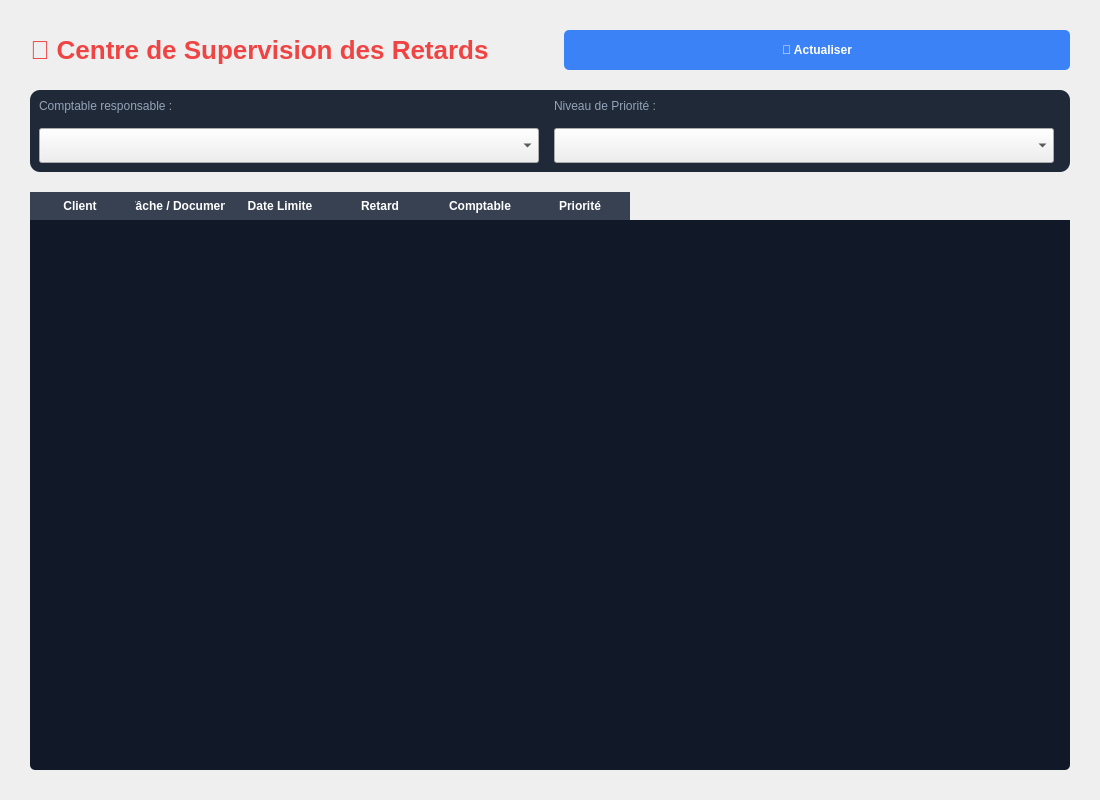
This is ui/alert_page.ui in MarinaKamel-coder/CADS-desktop as Qt 5 draws it before an edit. The edited form follows.
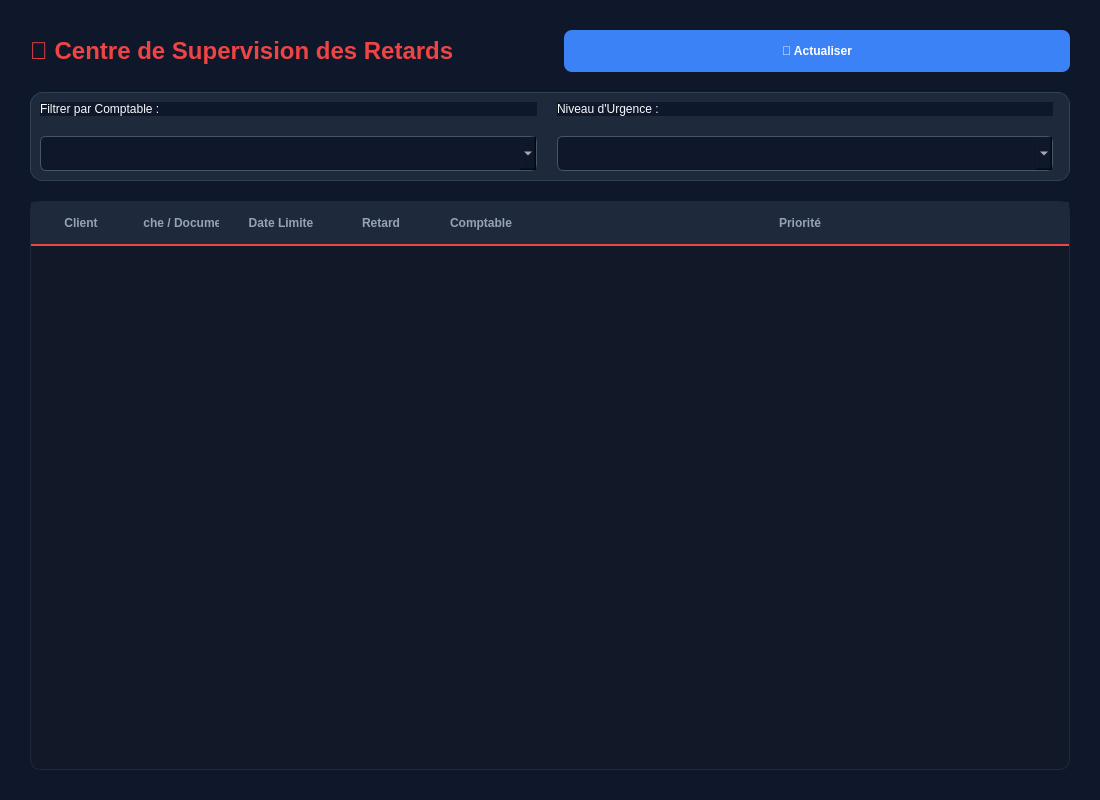
This is the edited form.

Commit message: feat(ui): mise à jour des pages pour la synchronisation hybride Web/Desktop

Diff of the .ui file:
```diff
--- a/ui/alert_page.ui
+++ b/ui/alert_page.ui
@@ -10,6 +10,60 @@
     <height>800</height>
    </rect>
   </property>
+  <property name="styleSheet">
+   <string notr="true">
+    QWidget { background-color: #0f172a; color: #f8fafc; }
+    
+    /* Titre Alerte */
+    QLabel#lbl_title { 
+        font-size: 24px; 
+        font-weight: bold; 
+        color: #ef4444; 
+    }
+    
+    /* Bouton Rafraîchir */
+    QPushButton#btn_refresh { 
+        background-color: #3b82f6; 
+        color: white; 
+        border-radius: 8px; 
+        font-weight: bold; 
+        padding: 0 15px;
+    }
+    QPushButton#btn_refresh:hover { background-color: #2563eb; }
+
+    /* Frame de filtrage */
+    QFrame#filter_frame { 
+        background-color: #1e293b; 
+        border: 1px solid #334155;
+        border-radius: 12px; 
+    }
+    
+    QComboBox {
+        background-color: #0f172a;
+        border: 1px solid #475569;
+        border-radius: 6px;
+        padding: 5px;
+        color: white;
+    }
+
+    /* Table des Alertes */
+    QTableWidget { 
+        background-color: #111827; 
+        border: 1px solid #1e293b; 
+        gridline-color: #1e293b; 
+        border-radius: 10px; 
+        selection-background-color: #450a0a; /* Rouge très sombre pour la sélection */
+    }
+    QHeaderView::section { 
+        background-color: #1e293b; 
+        color: #94a3b8; 
+        padding: 12px; 
+        font-weight: bold; 
+        border: none;
+        border-bottom: 2px solid #ef4444; /* Ligne rouge sous le header pour l'aspect alerte */
+    }
+   </string>
+  </property>
   <layout class="QVBoxLayout" name="verticalLayout_main">
    <property name="spacing">
     <number>20</number>
@@ -30,12 +84,7 @@
     <layout class="QHBoxLayout" name="horizontalLayout_header">
      <item>
       <widget class="QLabel" name="lbl_title">
-       <property name="styleSheet">
-        <string notr="true">font-size: 26px; font-weight: bold; color: #ef4444;</string>
-       </property>
-       <property name="text">
-        <string>🚨 Centre de Supervision des Retards</string>
-       </property>
+       <property name="text"><string>🚨 Centre de Supervision des Retards</string></property>
       </widget>
      </item>
      <item>
@@ -47,51 +96,28 @@
      </item>
      <item>
       <widget class="QPushButton" name="btn_refresh">
-       <property name="minimumSize">
-        <size>
-         <width>120</width>
-         <height>40</height>
-        </size>
+       <property name="minimumSize"><size><width>140</width><height>42</height></size></property>
+       <property name="cursor">
+        <cursorShape>PointingHandCursor</cursorShape>
        </property>
-       <property name="styleSheet">
-        <string notr="true">background-color: #3b82f6; color: white; border-radius: 5px; font-weight: bold;</string>
-       </property>
-       <property name="text">
-        <string>🔄 Actualiser</string>
-       </property>
+       <property name="text"><string>🔄 Actualiser</string></property>
       </widget>
      </item>
     </layout>
    </item>
    <item>
     <widget class="QFrame" name="filter_frame">
-     <property name="styleSheet">
-      <string notr="true">QFrame { background-color: #1f2937; border-radius: 10px; }</string>
-     </property>
      <layout class="QHBoxLayout" name="horizontalLayout_filters">
-      <property name="spacing">
-       <number>15</number>
-      </property>
+      <property name="spacing"><number>20</number></property>
+      <property name="contentsMargins"><number>20</number><number>15</number><number>20</number><number>15</number></property>
       <item>
        <layout class="QVBoxLayout" name="vbox_filter_acc">
         <item>
-         <widget class="QLabel" name="label">
-          <property name="text">
-           <string>Comptable responsable :</string>
-          </property>
-          <property name="styleSheet">
-           <string notr="true">color: #94a3b8;</string>
-          </property>
-         </widget>
+         <widget class="QLabel" name="label"><property name="text"><string>Filtrer par Comptable :</string></property></widget>
         </item>
         <item>
          <widget class="QComboBox" name="combo_accountant">
-          <property name="minimumSize">
-           <size>
-            <width>250</width>
-            <height>35</height>
-           </size>
-          </property>
+          <property name="minimumSize"><size><width>280</width><height>35</height></size></property>
          </widget>
         </item>
        </layout>
@@ -99,23 +125,11 @@
       <item>
        <layout class="QVBoxLayout" name="vbox_filter_prio">
         <item>
-         <widget class="QLabel" name="label_2">
-          <property name="text">
-           <string>Niveau de Priorité :</string>
-          </property>
-          <property name="styleSheet">
-           <string notr="true">color: #94a3b8;</string>
-          </property>
-         </widget>
+         <widget class="QLabel" name="label_2"><property name="text"><string>Niveau d'Urgence :</string></property></widget>
         </item>
         <item>
          <widget class="QComboBox" name="combo_priority">
-          <property name="minimumSize">
-           <size>
-            <width>200</width>
-            <height>35</height>
-           </size>
-          </property>
+          <property name="minimumSize"><size><width>220</width><height>35</height></size></property>
          </widget>
         </item>
        </layout>
@@ -132,46 +146,17 @@
    </item>
    <item>
     <widget class="QTableWidget" name="table_alerts">
-     <property name="styleSheet">
-      <string notr="true">QTableWidget { background-color: #111827; color: white; border-radius: 5px; gridline-color: #374151; }
-QHeaderView::section { background-color: #374151; color: white; padding: 5px; font-weight: bold; border: none; }</string>
-     </property>
-     <property name="editTriggers">
-      <set>QAbstractItemView::NoEditTriggers</set>
-     </property>
-     <property name="selectionBehavior">
-      <enum>QAbstractItemView::SelectRows</enum>
-     </property>
-     <column>
-      <property name="text">
-       <string>Client</string>
-      </property>
-     </column>
-     <column>
-      <property name="text">
-       <string>Tâche / Document</string>
-      </property>
-     </column>
-     <column>
-      <property name="text">
-       <string>Date Limite</string>
-      </property>
-     </column>
-     <column>
-      <property name="text">
-       <string>Retard</string>
-      </property>
-     </column>
-     <column>
-      <property name="text">
-       <string>Comptable</string>
-      </property>
-     </column>
-     <column>
-      <property name="text">
-       <string>Priorité</string>
-      </property>
-     </column>
+     <property name="alternatingRowColors"><bool>true</bool></property>
+     <property name="selectionBehavior"><enum>QAbstractItemView::SelectRows</enum></property>
+     <property name="showGrid"><bool>false</bool></property>
+     <attribute name="verticalHeaderVisible"><bool>false</bool></attribute>
+     <attribute name="horizontalHeaderStretchLastSection"><bool>true</bool></attribute>
+     <column><property name="text"><string>Client</string></property></column>
+     <column><property name="text"><string>Tâche / Document</string></property></column>
+     <column><property name="text"><string>Date Limite</string></property></column>
+     <column><property name="text"><string>Retard</string></property></column>
+     <column><property name="text"><string>Comptable</string></property></column>
+     <column><property name="text"><string>Priorité</string></property></column>
     </widget>
    </item>
   </layout>
```
Left out of the diff: 31 changed lines with no effect on the pictures. The commit also changes 25 other files.
